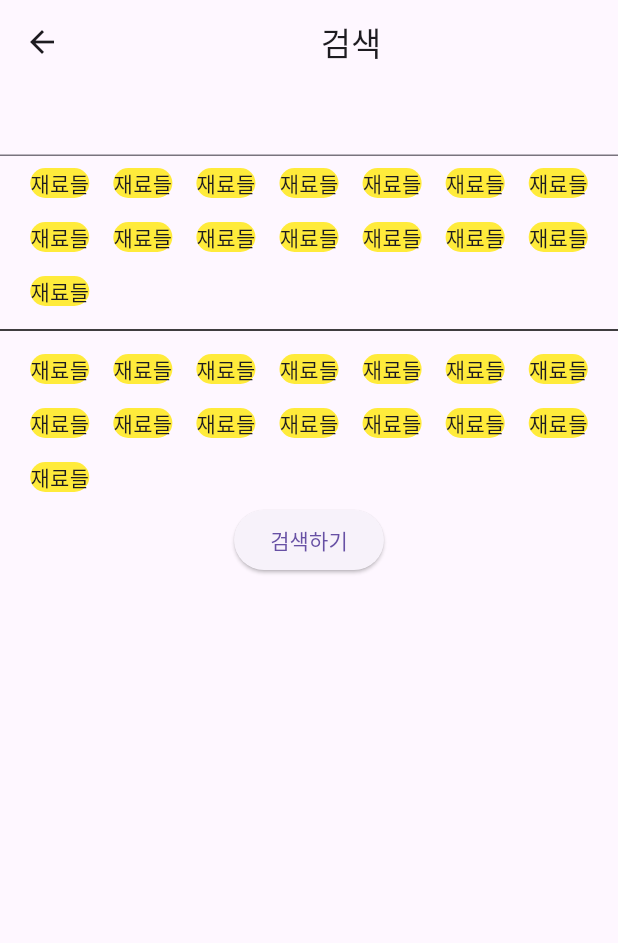
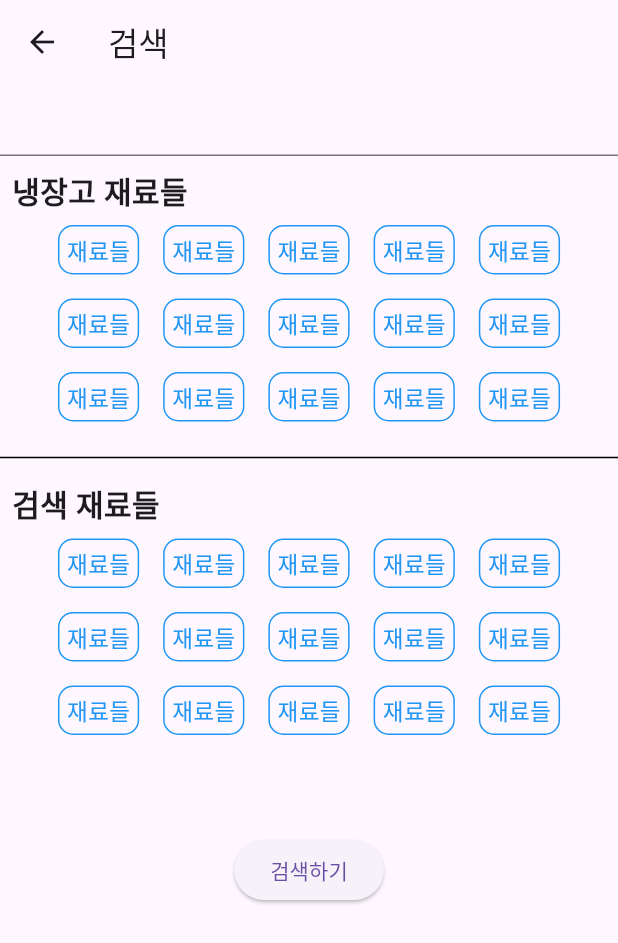
Before and after one commit to jinju9513/recipea-, a Flutter app: the SearchPage screen opened directly, on a phone screen of 412 x 824 dp. Shown: the top 943 px of the screen. Run offline on Flutter 3.47's test engine with Material 3 defaults, Android fonts, the phone set to English and light mode, and no system bars; our stand-ins replace material_design_icons_flutter.

Commit message:
fix: 검색 페이지 UI 틀 재조정

```diff
--- a/lib/UI/pages/search/search_page.dart
+++ b/lib/UI/pages/search/search_page.dart
@@ -2,19 +2,20 @@ import 'package:flutter/material.dart';
 import 'package:recipea_app/UI/pages/search/search_result_page.dart';
 import 'package:recipea_app/UI/pages/search/widgets/my_refrig_ingredient.dart';
 import 'package:recipea_app/UI/pages/search/widgets/regist_done_ingredient.dart';
-import 'package:recipea_app/UI/pages/search/widgets/search_ingredient.dart';
+import 'package:recipea_app/UI/pages/search/widgets/search_field.dart';
 
 class SearchPage extends StatelessWidget {
   @override
   Widget build(BuildContext context) {
     return Scaffold(
-      appBar: AppBar(title: Center(child: Text('검색'))),
+      appBar: AppBar(title: Text('검색')),
       body: Column(
         children: [
-          SearchIngredient(),
+          SearchField(),
           MyRefrigIngredient(),
           Divider(color: Colors.black),
           RegistDoneIngredient(),
+          SizedBox(height: 50),
           ElevatedButton(
             onPressed: () {
               Navigator.push(
--- a/lib/UI/pages/search/widgets/my_refrig_ingredient.dart
+++ b/lib/UI/pages/search/widgets/my_refrig_ingredient.dart
@@ -3,19 +3,38 @@ import 'package:flutter/material.dart';
 class MyRefrigIngredient extends StatelessWidget {
   @override
   Widget build(BuildContext context) {
-    return Wrap(
+    return Padding(
+      padding: const EdgeInsets.all(8.0),
+      child: Column(
+        children: [
+          Align(
+            alignment: Alignment.centerLeft,
+            child: Text(
+              '냉장고 재료들',
+              style: TextStyle(fontSize: 20, fontWeight: FontWeight.bold),
+            ),
+          ),
+          Wrap(
             children: List.generate(15, (index) {
               return Padding(
                 padding: const EdgeInsets.all(8.0),
                 child: Container(
+                  padding: const EdgeInsets.all(5),
                   decoration: BoxDecoration(
-              color: Colors.yellow,
+                    color: Colors.transparent,
+                    border: Border.all(color: Colors.blue),
                     borderRadius: BorderRadius.circular(10),
                   ),
-            child: Text('재료들'),
+                  child: Text(
+                    '재료들',
+                    style: TextStyle(fontSize: 15, color: Colors.blue),
+                  ),
                 ),
               );
             }),
+          ),
+        ],
+      ),
     );
   }
 }
--- a/lib/UI/pages/search/widgets/regist_done_ingredient.dart
+++ b/lib/UI/pages/search/widgets/regist_done_ingredient.dart
@@ -3,19 +3,38 @@ import 'package:flutter/material.dart';
 class RegistDoneIngredient extends StatelessWidget {
   @override
   Widget build(BuildContext context) {
-    return Wrap(
+    return Padding(
+      padding: const EdgeInsets.all(8.0),
+      child: Column(
+        children: [
+          Align(
+            alignment: Alignment.centerLeft,
+            child: Text(
+              '검색 재료들',
+              style: TextStyle(fontSize: 20, fontWeight: FontWeight.bold),
+            ),
+          ),
+          Wrap(
             children: List.generate(15, (index) {
               return Padding(
                 padding: const EdgeInsets.all(8.0),
                 child: Container(
+                  padding: const EdgeInsets.all(5),
                   decoration: BoxDecoration(
-              color: Colors.yellow,
+                    color: Colors.transparent,
+                    border: Border.all(color: Colors.blue),
                     borderRadius: BorderRadius.circular(10),
                   ),
-            child: Text('재료들'),
+                  child: Text(
+                    '재료들',
+                    style: TextStyle(fontSize: 15, color: Colors.blue),
+                  ),
                 ),
               );
             }),
+          ),
+        ],
+      ),
     );
   }
 }
--- a/lib/UI/pages/search/widgets/search_ingredient.dart
+++ b/lib/UI/pages/search/widgets/search_field.dart
@@ -1,6 +1,6 @@
 import 'package:flutter/material.dart';
 
-class SearchIngredient extends StatelessWidget {
+class SearchField extends StatelessWidget {
   @override
   Widget build(BuildContext context) {
     return TextFormField();
```
Lines whose indentation alone changed are shown as unchanged.
